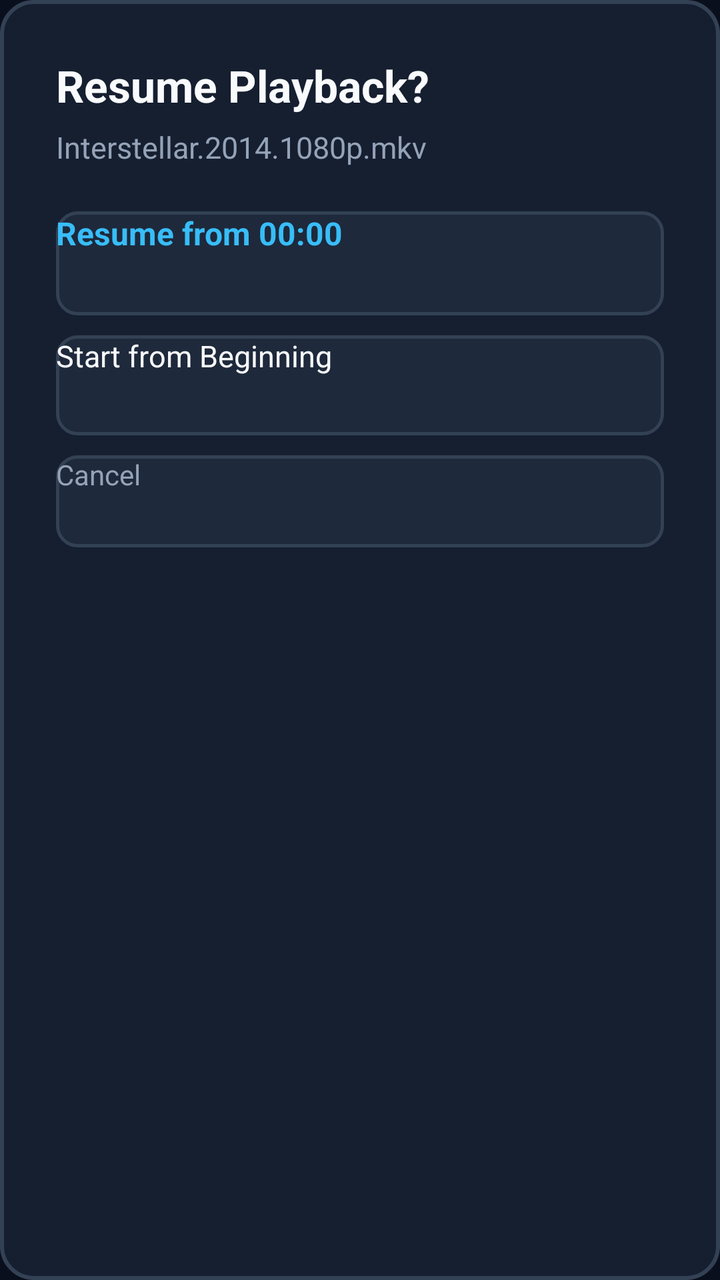
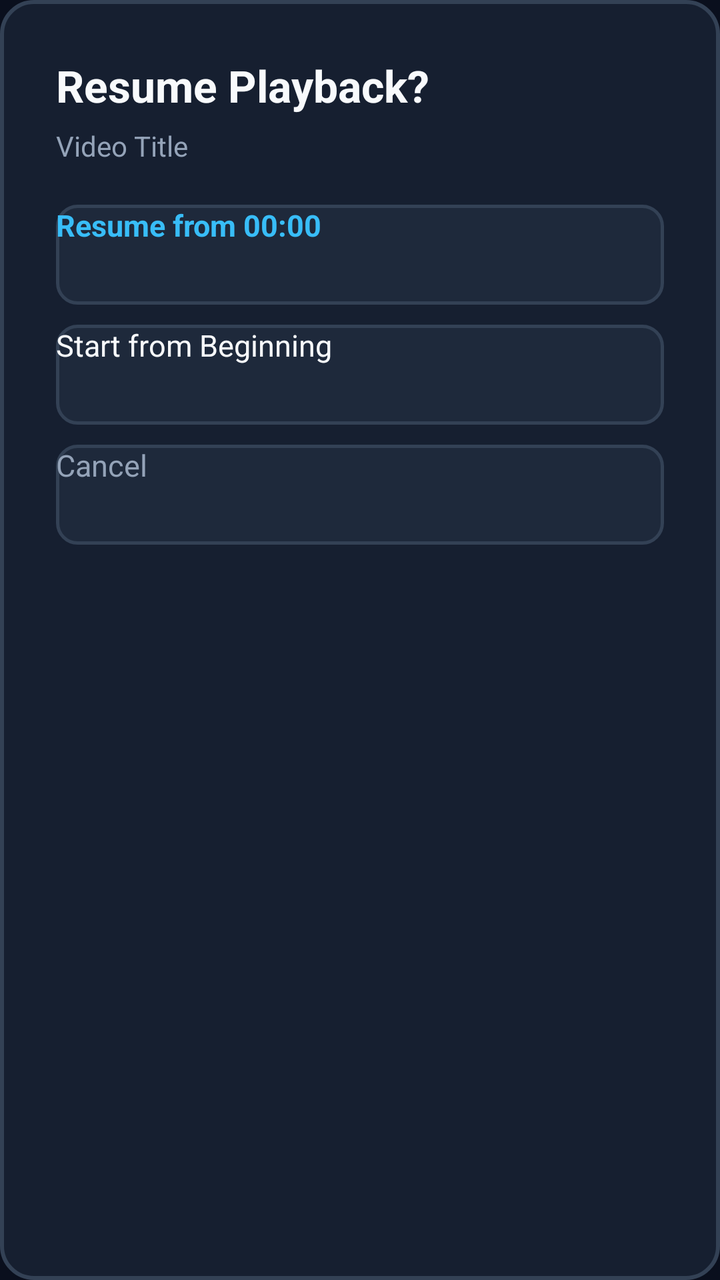

Before-and-after screenshots of an Android layout around one commit, followed by the original layout XML and the change that was made.
<!-- AndroidManifest.xml: application theme Theme.Leanback.TvClient -->
<!-- res/layout/dialog_resume_playback.xml -->
<?xml version="1.0" encoding="utf-8"?>
<LinearLayout xmlns:android="http://schemas.android.com/apk/res/android"
    android:layout_width="520dp"
    android:layout_height="wrap_content"
    android:background="@drawable/bg_dialog_rounded"
    android:orientation="vertical"
    android:padding="28dp">

    
    <TextView
        android:id="@+id/tvResumeTitle"
        android:layout_width="wrap_content"
        android:layout_height="wrap_content"
        android:text="@string/resume_title"
        android:textColor="@color/tv_text_primary"
        android:textSize="22sp"
        android:textStyle="bold" />

    <TextView
        android:id="@+id/tvVideoName"
        android:layout_width="wrap_content"
        android:layout_height="wrap_content"
        android:layout_marginTop="6dp"
        android:text="Interstellar.2014.1080p.mkv"
        android:textColor="@color/tv_text_secondary"
        android:textSize="15sp" />

    
    <LinearLayout
        android:layout_width="match_parent"
        android:layout_height="wrap_content"
        android:layout_marginTop="22dp"
        android:orientation="vertical">

        <Button
            android:id="@+id/btnResume"
            android:layout_width="match_parent"
            android:layout_height="52dp"
            android:layout_marginBottom="10dp"
            android:background="@drawable/selector_tv_button"
            android:focusable="true"
            android:text="Resume from 00:00"
            android:textColor="@color/tv_accent"
            android:textSize="16sp"
            android:textStyle="bold" />

        <Button
            android:id="@+id/btnStartBeginning"
            android:layout_width="match_parent"
            android:layout_height="50dp"
            android:layout_marginBottom="10dp"
            android:background="@drawable/selector_tv_button"
            android:focusable="true"
            android:text="@string/start_beginning"
            android:textColor="@color/tv_text_primary"
            android:textSize="15sp" />

        <Button
            android:id="@+id/btnCancelResume"
            android:layout_width="match_parent"
            android:layout_height="46dp"
            android:background="@drawable/selector_tv_button"
            android:focusable="true"
            android:text="@string/btn_cancel"
            android:textColor="@color/tv_text_secondary"
            android:textSize="14sp" />
    </LinearLayout>

</LinearLayout>
<!-- resources referenced by this layout -->
<resources>
  <color name="tv_accent">#38BDF8</color>
  <color name="tv_text_primary">#F8FAFC</color>
  <color name="tv_text_secondary">#94A3B8</color>
  <!-- drawable bg_dialog_rounded (drawable) -->
  <?xml version="1.0" encoding="utf-8"?>
  <shape xmlns:android="http://schemas.android.com/apk/res/android"
      android:shape="rectangle">
      <solid android:color="@color/tv_surface" />
      <corners android:radius="16dp" />
      <stroke
          android:width="2dp"
          android:color="@color/tv_card_border" />
  </shape>
  <!-- drawable selector_tv_button (drawable) -->
  <?xml version="1.0" encoding="utf-8"?>
  <selector xmlns:android="http://schemas.android.com/apk/res/android">
      <item android:state_focused="true" android:drawable="@drawable/bg_tv_button_focused" />
      <item android:state_pressed="true" android:drawable="@drawable/bg_tv_button_focused" />
      <item android:drawable="@drawable/bg_tv_button_normal" />
  </selector>
  <string name="btn_cancel">Cancel</string>
  <string name="resume_title">Resume Playback?</string>
  <string name="start_beginning">Start from Beginning</string>
  <style name="Theme.Leanback.TvClient" parent="Theme.Leanback">
          <item name="colorPrimary">@color/tv_accent</item>
          <item name="colorPrimaryDark">@color/tv_bg_dark</item>
          <item name="colorAccent">@color/tv_accent</item>
          <item name="defaultBrandColor">@color/tv_bg_default</item>
          <item name="android:windowBackground">@color/tv_bg_default</item>
      </style>
  <color name="tv_surface">#161F30</color>
  <color name="tv_card_border">#334155</color>
  <!-- drawable bg_tv_button_focused (drawable) -->
  <?xml version="1.0" encoding="utf-8"?>
  <shape xmlns:android="http://schemas.android.com/apk/res/android"
      android:shape="rectangle">
      <solid android:color="@color/tv_surface_focused" />
      <corners android:radius="10dp" />
      <stroke
          android:width="2.5dp"
          android:color="@color/tv_accent" />
  </shape>
  <!-- drawable bg_tv_button_normal (drawable) -->
  <?xml version="1.0" encoding="utf-8"?>
  <shape xmlns:android="http://schemas.android.com/apk/res/android"
      android:shape="rectangle">
      <solid android:color="@color/tv_surface_elevated" />
      <corners android:radius="10dp" />
      <stroke
          android:width="1.5dp"
          android:color="@color/tv_card_border" />
  </shape>
  <color name="tv_bg_dark">#060911</color>
  <color name="tv_bg_default">#0A0F1D</color>
  <color name="tv_surface_focused">#26354D</color>
  <color name="tv_surface_elevated">#1E293B</color>
</resources>

<!-- the commit's change to res/layout/dialog_resume_playback.xml (unified diff, before → after) -->
@@ -21,27 +21,27 @@
         android:layout_width="wrap_content"
         android:layout_height="wrap_content"
         android:layout_marginTop="6dp"
-        android:text="Interstellar.2014.1080p.mkv"
+        android:text="Video Title"
         android:textColor="@color/tv_text_secondary"
-        android:textSize="15sp" />
+        android:textSize="14sp" />
 
     
     <LinearLayout
         android:layout_width="match_parent"
         android:layout_height="wrap_content"
-        android:layout_marginTop="22dp"
+        android:layout_marginTop="20dp"
         android:orientation="vertical">
 
         <Button
             android:id="@+id/btnResume"
             android:layout_width="match_parent"
-            android:layout_height="52dp"
+            android:layout_height="50dp"
             android:layout_marginBottom="10dp"
             android:background="@drawable/selector_tv_button"
             android:focusable="true"
             android:text="Resume from 00:00"
             android:textColor="@color/tv_accent"
-            android:textSize="16sp"
+            android:textSize="15sp"
             android:textStyle="bold" />
 
         <Button
@@ -58,12 +58,12 @@
         <Button
             android:id="@+id/btnCancelResume"
             android:layout_width="match_parent"
-            android:layout_height="46dp"
+            android:layout_height="50dp"
             android:background="@drawable/selector_tv_button"
             android:focusable="true"
             android:text="@string/btn_cancel"
             android:textColor="@color/tv_text_secondary"
-            android:textSize="14sp" />
+            android:textSize="15sp" />
     </LinearLayout>
 
 </LinearLayout>
